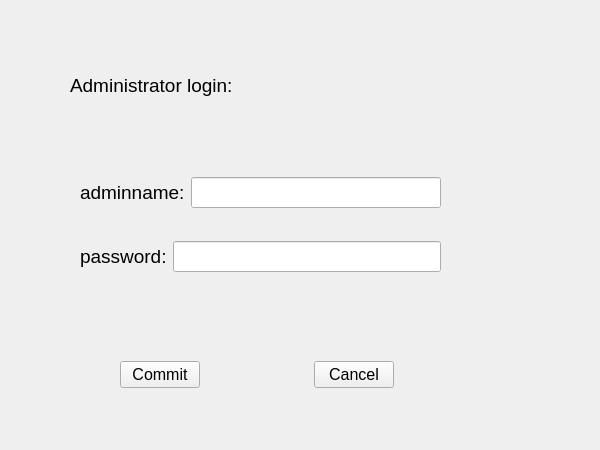
Above: project1-qt/aloginwidget.ui from cjh-0806/NJU-advanced-programming-project1-qt before the change. Below: the same form after it.
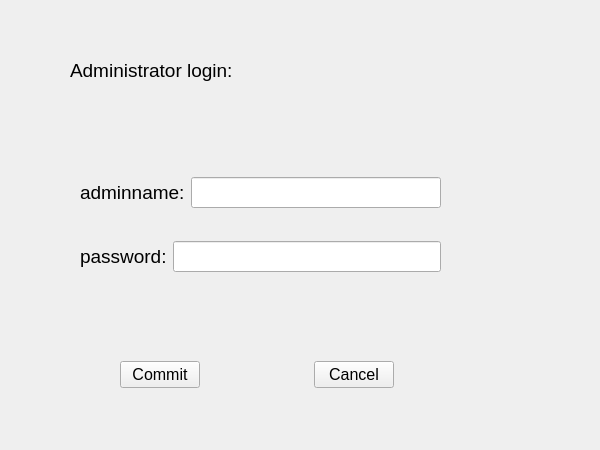
That is the form after the change.

The edit to the form file:
```diff
--- a/project1-qt/aloginwidget.ui
+++ b/project1-qt/aloginwidget.ui
@@ -142,7 +142,7 @@
      <x>70</x>
      <y>60</y>
      <width>360</width>
-     <height>50</height>
+     <height>21</height>
     </rect>
    </property>
    <property name="font">
```
